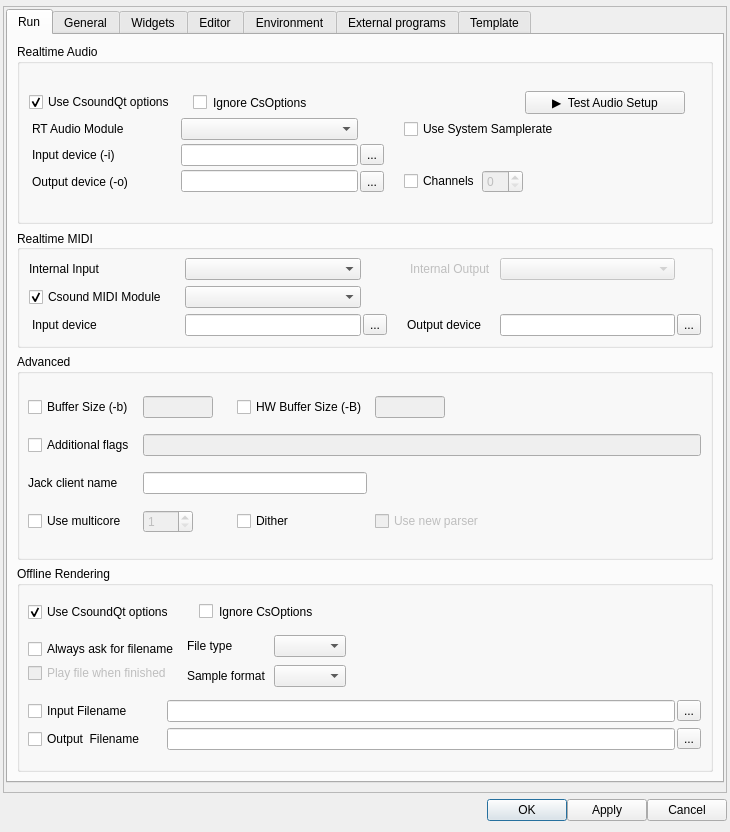
Above: src/configdialog.ui from CsoundQt/CsoundQt before the change. Below: the same form after it.
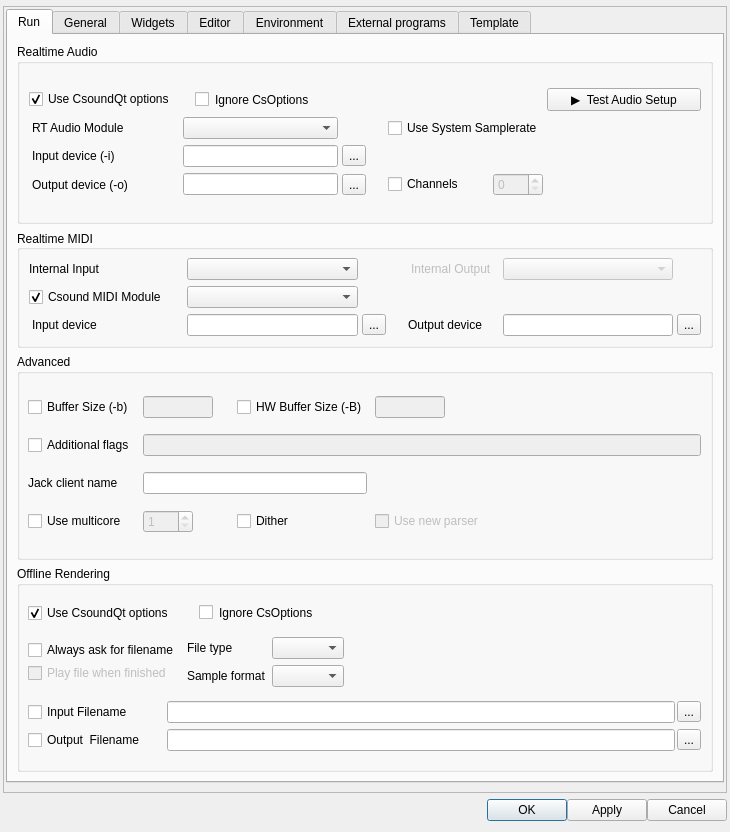
That is the form after the change.

Commit message: fix borded of controller; in macos scene defaults to having a frame around it with the background color and was showing a border

```diff
--- a/src/configdialog.ui
+++ b/src/configdialog.ui
@@ -144,10 +144,10 @@
               <item row="2" column="0" colspan="2">
                <layout class="QGridLayout" name="rtadioLayout">
                 <property name="horizontalSpacing">
-                 <number>2</number>
+                 <number>4</number>
                 </property>
                 <property name="verticalSpacing">
-                 <number>4</number>
+                 <number>6</number>
                 </property>
                 <item row="5" column="0">
                  <widget class="QLabel" name="label_4">
@@ -347,7 +347,7 @@
                   </property>
                  </spacer>
                 </item>
-                <item row="3" column="4" colspan="3">
+                <item row="3" column="4" colspan="2">
                  <widget class="QCheckBox" name="useSystemSamplerateCheckBox">
                   <property name="enabled">
                    <bool>true</bool>
@@ -389,7 +389,7 @@
               <item row="2" column="0" colspan="5">
                <layout class="QGridLayout" name="midilayout">
                 <property name="horizontalSpacing">
-                 <number>2</number>
+                 <number>4</number>
                 </property>
                 <property name="verticalSpacing">
                  <number>6</number>
@@ -800,7 +800,7 @@
               <item row="2" column="1">
                <layout class="QGridLayout" name="formatLayout">
                 <property name="spacing">
-                 <number>8</number>
+                 <number>6</number>
                 </property>
                 <item row="0" column="0">
                  <widget class="QLabel" name="label_9">
```
The commit also changes 2 other files.
